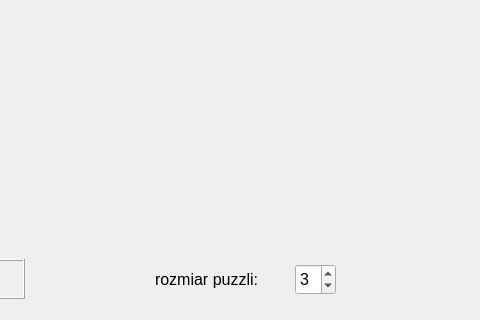
The window that mainwindow.ui (robsag/Puzzle) describes before a commit, drawn with Qt 5; both pictures show x 115 to 595 and y 480 to 800 of the 700 by 800 pixel window.
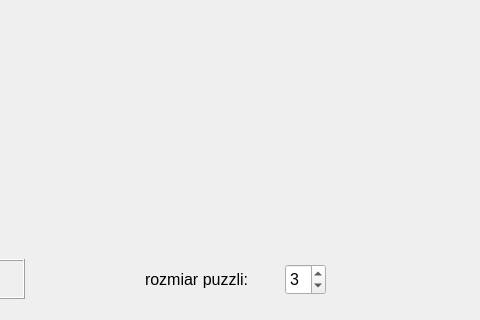
The same window after the commit. Icons and pictures are not drawn.

Patch:
```diff
--- a/mainwindow.ui
+++ b/mainwindow.ui
@@ -151,7 +151,7 @@
    <widget class="QSpinBox" name="spinBox">
     <property name="geometry">
      <rect>
-      <x>410</x>
+      <x>400</x>
       <y>720</y>
       <width>41</width>
       <height>31</height>
@@ -176,7 +176,7 @@
    <widget class="QLabel" name="label_2">
     <property name="geometry">
      <rect>
-      <x>270</x>
+      <x>260</x>
       <y>720</y>
       <width>141</width>
       <height>31</height>
```
